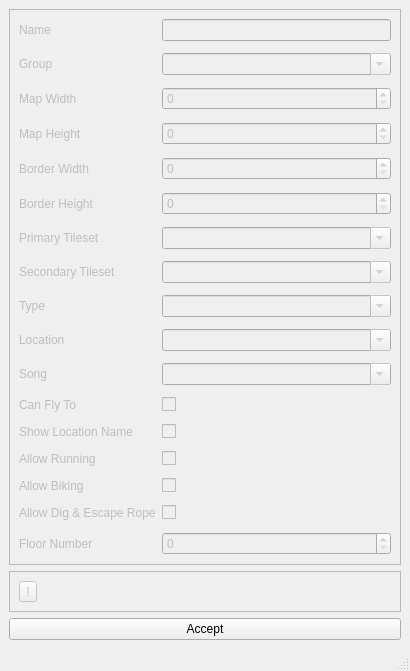
First picture: the form in forms/newmappopup.ui, repository huderlem/porymap, before the edit.
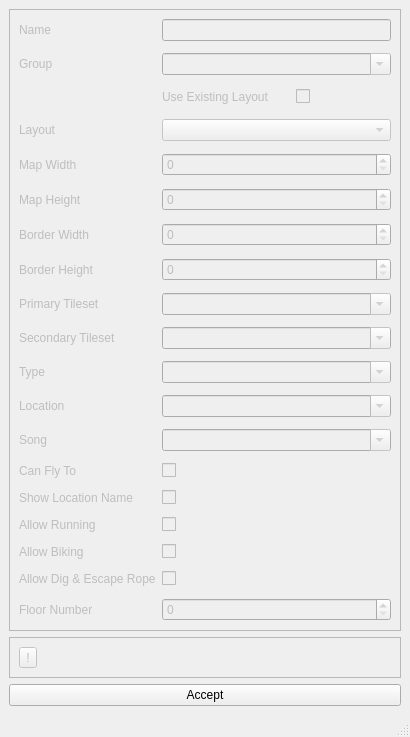
Second picture: the form after the edit. Custom widgets are drawn as their Qt base class.

Commit message: fix new map popup window to allow layout selection

What changed in the file:
```diff
--- a/forms/newmappopup.ui
+++ b/forms/newmappopup.ui
@@ -7,7 +7,7 @@
     <x>0</x>
     <y>0</y>
     <width>410</width>
-    <height>621</height>
+    <height>687</height>
    </rect>
   </property>
   <property name="windowTitle">
@@ -73,14 +73,14 @@
          </property>
         </widget>
        </item>
-       <item row="2" column="0">
+       <item row="4" column="0">
         <widget class="QLabel" name="label_NewMap_Width">
          <property name="text">
           <string>Map Width</string>
          </property>
         </widget>
        </item>
-       <item row="2" column="1">
+       <item row="4" column="1">
         <widget class="QSpinBox" name="spinBox_NewMap_Width">
          <property name="toolTip">
           <string>&lt;html&gt;&lt;head/&gt;&lt;body&gt;&lt;p&gt;Width (in blocks) of the new map.&lt;/p&gt;&lt;/body&gt;&lt;/html&gt;</string>
@@ -90,14 +90,14 @@
          </property>
         </widget>
        </item>
-       <item row="3" column="0">
+       <item row="5" column="0">
         <widget class="QLabel" name="label_NewMap_Height">
          <property name="text">
           <string>Map Height</string>
          </property>
         </widget>
        </item>
-       <item row="3" column="1">
+       <item row="5" column="1">
         <widget class="QSpinBox" name="spinBox_NewMap_Height">
          <property name="toolTip">
           <string>&lt;html&gt;&lt;head/&gt;&lt;body&gt;&lt;p&gt;Height (in blocks) of the new map.&lt;/p&gt;&lt;/body&gt;&lt;/html&gt;</string>
@@ -107,14 +107,14 @@
          </property>
         </widget>
        </item>
-       <item row="4" column="0">
+       <item row="6" column="0">
         <widget class="QLabel" name="label_NewMap_BorderWidth">
          <property name="text">
           <string>Border Width</string>
          </property>
         </widget>
        </item>
-       <item row="4" column="1">
+       <item row="6" column="1">
         <widget class="QSpinBox" name="spinBox_NewMap_BorderWidth">
          <property name="toolTip">
           <string>&lt;html&gt;&lt;head/&gt;&lt;body&gt;&lt;p&gt;Width (in blocks) of the new map's border.&lt;/p&gt;&lt;/body&gt;&lt;/html&gt;</string>
@@ -124,14 +124,14 @@
          </property>
         </widget>
        </item>
-       <item row="5" column="0">
+       <item row="7" column="0">
         <widget class="QLabel" name="label_NewMap_BorderHeight">
          <property name="text">
           <string>Border Height</string>
          </property>
         </widget>
        </item>
-       <item row="5" column="1">
+       <item row="7" column="1">
         <widget class="QSpinBox" name="spinBox_NewMap_BorderHeight">
          <property name="toolTip">
           <string>&lt;html&gt;&lt;head/&gt;&lt;body&gt;&lt;p&gt;Height (in blocks) of the new map's border.&lt;/p&gt;&lt;/body&gt;&lt;/html&gt;</string>
@@ -141,14 +141,14 @@
          </property>
         </widget>
        </item>
-       <item row="6" column="0">
+       <item row="8" column="0">
         <widget class="QLabel" name="label_NewMap_Primary_Tileset">
          <property name="text">
           <string>Primary Tileset</string>
          </property>
         </widget>
        </item>
-       <item row="6" column="1">
+       <item row="8" column="1">
         <widget class="NoScrollComboBox" name="comboBox_NewMap_Primary_Tileset">
          <property name="toolTip">
           <string>&lt;html&gt;&lt;head/&gt;&lt;body&gt;&lt;p&gt;The primary tileset for the new map.&lt;/p&gt;&lt;/body&gt;&lt;/html&gt;</string>
@@ -158,14 +158,14 @@
          </property>
         </widget>
        </item>
-       <item row="7" column="0">
+       <item row="9" column="0">
         <widget class="QLabel" name="label_NewMap_Secondary_Tileset">
          <property name="text">
           <string>Secondary Tileset</string>
          </property>
         </widget>
        </item>
-       <item row="7" column="1">
+       <item row="9" column="1">
         <widget class="NoScrollComboBox" name="comboBox_NewMap_Secondary_Tileset">
          <property name="toolTip">
           <string>&lt;html&gt;&lt;head/&gt;&lt;body&gt;&lt;p&gt;The secondary tileset for the new map.&lt;/p&gt;&lt;/body&gt;&lt;/html&gt;</string>
@@ -175,14 +175,14 @@
          </property>
         </widget>
        </item>
-       <item row="8" column="0">
+       <item row="10" column="0">
         <widget class="QLabel" name="label_NewMap_Type">
          <property name="text">
           <string>Type</string>
          </property>
         </widget>
        </item>
-       <item row="8" column="1">
+       <item row="10" column="1">
         <widget class="NoScrollComboBox" name="comboBox_NewMap_Type">
          <property name="toolTip">
           <string>&lt;html&gt;&lt;head/&gt;&lt;body&gt;&lt;p&gt;The map type is a general attribute, which is used for many different things. For example. it determines whether biking or running is allowed.&lt;/p&gt;&lt;/body&gt;&lt;/html&gt;</string>
@@ -192,14 +192,14 @@
          </property>
         </widget>
        </item>
-       <item row="9" column="0">
+       <item row="11" column="0">
         <widget class="QLabel" name="label_NewMap_Location">
          <property name="text">
           <string>Location</string>
          </property>
         </widget>
        </item>
-       <item row="9" column="1">
+       <item row="11" column="1">
         <widget class="NoScrollComboBox" name="comboBox_NewMap_Location">
          <property name="toolTip">
           <string>&lt;html&gt;&lt;head/&gt;&lt;body&gt;&lt;p&gt;The section of the region map which the map is grouped under. This also determines the name of the map that is displayed when the player enters it.&lt;/p&gt;&lt;/body&gt;&lt;/html&gt;</string>
@@ -209,14 +209,14 @@
          </property>
         </widget>
        </item>
-       <item row="10" column="0">
+       <item row="12" column="0">
         <widget class="QLabel" name="label_Song">
          <property name="text">
           <string>Song</string>
          </property>
         </widget>
        </item>
-       <item row="10" column="1">
+       <item row="12" column="1">
         <widget class="NoScrollComboBox" name="comboBox_NewMap_Song">
          <property name="toolTip">
           <string>&lt;html&gt;&lt;head/&gt;&lt;body&gt;&lt;p&gt;The default background music for this map.&lt;/p&gt;&lt;/body&gt;&lt;/html&gt;</string>
@@ -226,14 +226,14 @@
          </property>
         </widget>
        </item>
-       <item row="11" column="0">
+       <item row="13" column="0">
         <widget class="QLabel" name="label_NewMap_Flyable">
          <property name="text">
           <string>Can Fly To</string>
          </property>
         </widget>
        </item>
-       <item row="11" column="1">
+       <item row="13" column="1">
         <widget class="QCheckBox" name="checkBox_NewMap_Flyable">
          <property name="toolTip">
           <string>&lt;html&gt;&lt;head/&gt;&lt;body&gt;&lt;p&gt;Whether to add a heal location to the new map.&lt;/p&gt;&lt;/body&gt;&lt;/html&gt;</string>
@@ -243,14 +243,14 @@
          </property>
         </widget>
        </item>
-       <item row="12" column="0">
+       <item row="14" column="0">
         <widget class="QLabel" name="label_NewMap_Show_Location">
          <property name="text">
           <string>Show Location Name</string>
          </property>
         </widget>
        </item>
-       <item row="12" column="1">
+       <item row="14" column="1">
         <widget class="QCheckBox" name="checkBox_NewMap_Show_Location">
          <property name="toolTip">
           <string>&lt;html&gt;&lt;head/&gt;&lt;body&gt;&lt;p&gt;Whether or not to display the location name when the player enters the map.&lt;/p&gt;&lt;/body&gt;&lt;/html&gt;</string>
@@ -260,14 +260,14 @@
          </property>
         </widget>
        </item>
-       <item row="13" column="0">
+       <item row="15" column="0">
         <widget class="QLabel" name="label_NewMap_Allow_Running">
          <property name="text">
           <string>Allow Running</string>
          </property>
         </widget>
        </item>
-       <item row="13" column="1">
+       <item row="15" column="1">
         <widget class="QCheckBox" name="checkBox_NewMap_Allow_Running">
          <property name="toolTip">
           <string>&lt;html&gt;&lt;head/&gt;&lt;body&gt;&lt;p&gt;Allows the player to use Running Shoes&lt;/p&gt;&lt;/body&gt;&lt;/html&gt;</string>
@@ -277,14 +277,14 @@
          </property>
         </widget>
        </item>
-       <item row="14" column="0">
+       <item row="16" column="0">
         <widget class="QLabel" name="label_NewMap_Allow_Biking">
          <property name="text">
           <string>Allow Biking</string>
          </property>
         </widget>
        </item>
-       <item row="14" column="1">
+       <item row="16" column="1">
         <widget class="QCheckBox" name="checkBox_NewMap_Allow_Biking">
          <property name="toolTip">
           <string>&lt;html&gt;&lt;head/&gt;&lt;body&gt;&lt;p&gt;Allows the player to use a Bike&lt;/p&gt;&lt;/body&gt;&lt;/html&gt;</string>
@@ -294,14 +294,14 @@
          </property>
         </widget>
        </item>
-       <item row="15" column="0">
+       <item row="17" column="0">
         <widget class="QLabel" name="label_NewMap_Allow_Escape_Rope">
          <property name="text">
           <string>Allow Dig &amp; Escape Rope</string>
          </property>
         </widget>
        </item>
-       <item row="15" column="1">
+       <item row="17" column="1">
         <widget class="QCheckBox" name="checkBox_NewMap_Allow_Escape_Rope">
          <property name="toolTip">
           <string>&lt;html&gt;&lt;head/&gt;&lt;body&gt;&lt;p&gt;Allows the player to use Dig or Escape Rope&lt;/p&gt;&lt;/body&gt;&lt;/html&gt;</string>
@@ -311,14 +311,14 @@
          </property>
         </widget>
        </item>
-       <item row="16" column="0">
+       <item row="18" column="0">
         <widget class="QLabel" name="label_NewMap_Floor_Number">
          <property name="text">
           <string>Floor Number</string>
          </property>
         </widget>
        </item>
-       <item row="16" column="1">
+       <item row="18" column="1">
         <widget class="QSpinBox" name="spinBox_NewMap_Floor_Number">
          <property name="toolTip">
           <string>&lt;html&gt;&lt;head/&gt;&lt;body&gt;&lt;p&gt;Floor number to be used for maps with elevators.&lt;/p&gt;&lt;/body&gt;&lt;/html&gt;</string>
@@ -328,6 +328,96 @@
          </property>
         </widget>
        </item>
+       <item row="3" column="1">
+        <widget class="NoScrollComboBox" name="comboBox_Layout">
+         <property name="enabled">
+          <bool>false</bool>
+         </property>
+        </widget>
+       </item>
+       <item row="3" column="0">
+        <widget class="QLabel" name="label">
+         <property name="text">
+          <string>Layout</string>
+         </property>
+        </widget>
+       </item>
+       <item row="2" column="1">
+        <layout class="QHBoxLayout" name="horizontalLayout_2">
+         <item>
+          <widget class="QLabel" name="label_3">
+           <property name="text">
+            <string>Use Existing Layout</string>
+           </property>
+          </widget>
+         </item>
+         <item>
+          <spacer name="horizontalSpacer">
+           <property name="orientation">
+            <enum>Qt::Horizontal</enum>
+           </property>
+           <property name="sizeHint" stdset="0">
+            <size>
+             <width>40</width>
+             <height>20</height>
+            </size>
+           </property>
+          </spacer>
+         </item>
+         <item>
+          <widget class="QCheckBox" name="checkBox_UseExistingLayout">
+           <property name="sizePolicy">
+            <sizepolicy hsizetype="Fixed" vsizetype="Fixed">
+             <horstretch>0</horstretch>
+             <verstretch>0</verstretch>
+            </sizepolicy>
+           </property>
+           <property name="text">
+            <string/>
+           </property>
+          </widget>
+         </item>
+         <item>
+          <spacer name="horizontalSpacer_2">
+           <property name="orientation">
+            <enum>Qt::Horizontal</enum>
+           </property>
+           <property name="sizeHint" stdset="0">
+            <size>
+             <width>40</width>
+             <height>20</height>
+            </size>
+           </property>
+          </spacer>
+         </item>
+         <item>
+          <spacer name="horizontalSpacer_4">
+           <property name="orientation">
+            <enum>Qt::Horizontal</enum>
+           </property>
+           <property name="sizeHint" stdset="0">
+            <size>
+             <width>40</width>
+             <height>20</height>
+            </size>
+           </property>
+          </spacer>
+         </item>
+         <item>
+          <spacer name="horizontalSpacer_3">
+           <property name="orientation">
+            <enum>Qt::Horizontal</enum>
+           </property>
+           <property name="sizeHint" stdset="0">
+            <size>
+             <width>40</width>
+             <height>20</height>
+            </size>
+           </property>
+          </spacer>
+         </item>
+        </layout>
+       </item>
       </layout>
      </widget>
     </item>
```
Left out of the diff: 2 changed lines with no effect on the pictures. The commit also changes 4 other files.
